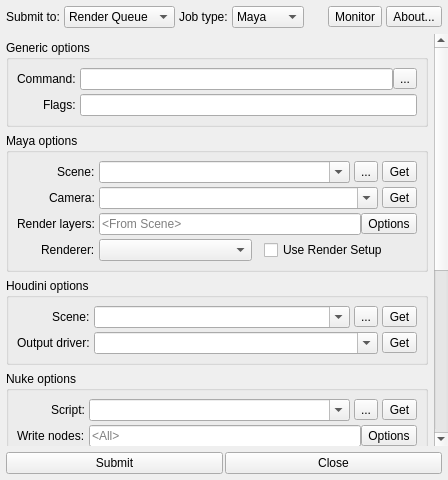
The window that ui/render_submit.ui (mjbonnington/icarus-gps) describes before a commit, drawn with Qt 5.
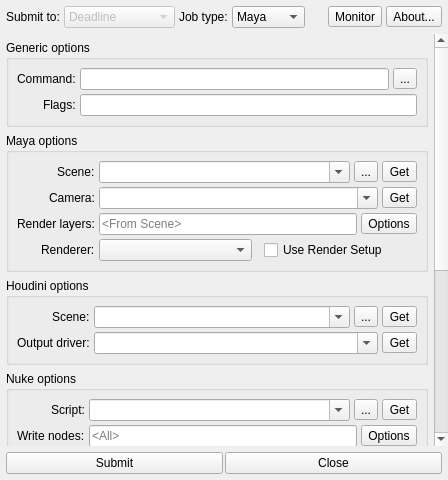
The same window after the commit. Icons and pictures are not drawn.

Commit message: Updating render submitter

The edit to the form file:
```diff
--- a/ui/render_submit.ui
+++ b/ui/render_submit.ui
@@ -121,16 +121,27 @@
            <string>Nuke</string>
           </property>
          </item>
+         <item>
+          <property name="text">
+           <string>Generic</string>
+          </property>
+         </item>
         </widget>
        </item>
        <item row="0" column="1">
         <widget class="QComboBox" name="submitTo_comboBox">
+         <property name="enabled">
+          <bool>false</bool>
+         </property>
          <property name="sizePolicy">
           <sizepolicy hsizetype="Maximum" vsizetype="Fixed">
            <horstretch>0</horstretch>
            <verstretch>0</verstretch>
           </sizepolicy>
          </property>
+         <property name="currentIndex">
+          <number>1</number>
+         </property>
          <item>
           <property name="text">
            <string>Render Queue</string>
@@ -248,7 +259,7 @@
              </property>
              <layout class="QHBoxLayout" name="command_horizontalLayout">
               <property name="spacing">
-               <number>0</number>
+               <number>4</number>
               </property>
               <property name="margin">
                <number>0</number>
@@ -536,7 +547,7 @@
              </property>
              <layout class="QHBoxLayout" name="layers_horizontalLayout">
               <property name="spacing">
-               <number>0</number>
+               <number>4</number>
               </property>
               <property name="margin">
                <number>0</number>
@@ -991,7 +1002,7 @@
              </property>
              <layout class="QHBoxLayout" name="writeNodes_horizontalLayout">
               <property name="spacing">
-               <number>0</number>
+               <number>4</number>
               </property>
               <property name="margin">
                <number>0</number>
@@ -1157,7 +1168,7 @@
              </property>
              <layout class="QHBoxLayout" name="frames_horizontalLayout">
               <property name="spacing">
-               <number>0</number>
+               <number>4</number>
               </property>
               <property name="margin">
                <number>0</number>
```
The commit also changes 71 other files.
